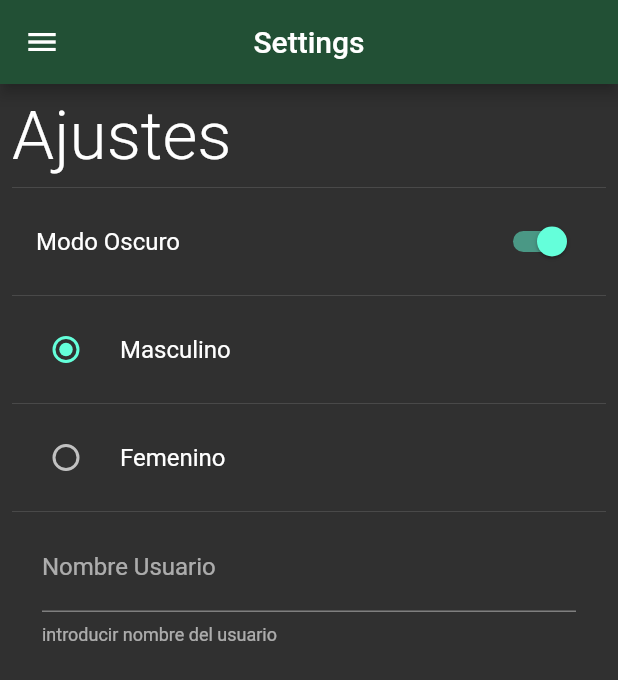
After one commit to microedet/apsfValenciaApp, a Flutter app: the SettingsScreen screen opened by its route, after a tap on "Modo Oscuro", on a phone screen of 412 x 824 dp. The commit adds this screen. Shown: the top 680 px of the screen. Run offline on Flutter 3.47's test engine with Material 2 defaults, Android fonts, the phone set to English and light mode, and no system bars; our stand-ins replace card_swiper, getwidget, shared_preferences; accounts and stored records are empty; network calls fail.

Commit message:
se guardan las preferencias en la app

```diff
--- a/lib/main.dart
+++ b/lib/main.dart
@@ -1,8 +1,17 @@
 import 'package:apfsvalencia/providers/articles_provider.dart';
+import 'package:apfsvalencia/providers/theme_provider.dart';
 import 'package:apfsvalencia/screens/screens.dart';
+import 'package:apfsvalencia/share_preferences/preferences.dart';
 import 'package:flutter/material.dart';
 import 'package:provider/provider.dart';
-void main() => runApp(AppState());
+import 'package:apfsvalencia/providers/providers.dart';
+
+void main() async {
+  //para inicializar valores globales
+  WidgetsFlutterBinding.ensureInitialized();
+  await Preferences.init();
+  runApp(AppState());
+}
 
 class AppState extends StatelessWidget {
   const AppState({Key? key}) : super(key: key);
@@ -11,12 +20,16 @@ class AppState extends StatelessWidget {
   Widget build(BuildContext context) {
     return MultiProvider(
       providers: [
-        ChangeNotifierProvider(create: (_) => ArticlesProvider(), lazy: false ),
-
+        ChangeNotifierProvider(
+          create: (_) => ArticlesProvider(),
+          lazy: false,
+        ),
+        ChangeNotifierProvider(
+            create: (_) =>
+                ThemeProvider(isModoOscuro: Preferences.isModoOscuro)),
       ],
       child: MyApp(),
     );
-
   }
 }
 
@@ -24,17 +37,18 @@ class MyApp extends StatelessWidget {
   @override
   Widget build(BuildContext context) {
     return MaterialApp(
-        debugShowCheckedModeBanner: false,
-        title: 'APFS VALENCIA',
-        initialRoute: 'home',
-        routes: {
-          'login': (_) => LoginScreen(),
-          'home': (_) => HomeScreen(),
-          'detailblog': (_) => DetailBlogScreen(),
-        },
-        //cambiar colores
-        theme: ThemeData.light().copyWith(
-          scaffoldBackgroundColor: Colors.grey[300],
-        ));
+      debugShowCheckedModeBanner: false,
+      title: 'APFS VALENCIA',
+      initialRoute: HomeScreen.routerName,
+      routes: {
+        LoginScreen.routerName: (_) => LoginScreen(),
+        HomeScreen.routerName: (_) => HomeScreen(),
+        DetailBlogScreen.routerName: (_) => DetailBlogScreen(),
+        ProfileScreen.routerName: (_) => ProfileScreen(),
+        SettingsScreen.routerName: (_) => SettingsScreen(),
+      },
+      //cambiar colores
+      theme: Provider.of<ThemeProvider>(context).currentTheme,
+    );
   }
 }
--- /dev/null
+++ b/lib/providers/providers.dart
@@ -0,0 +1,3 @@
+export 'package:apfsvalencia/models/articles_blog_response.dart';
+export 'package:apfsvalencia/providers/login_form_provider.dart';
+export 'package:apfsvalencia/providers/theme_provider.dart';
--- /dev/null
+++ b/lib/providers/theme_provider.dart
@@ -0,0 +1,19 @@
+import 'package:flutter/material.dart';
+
+class ThemeProvider extends ChangeNotifier {
+  ThemeData currentTheme;
+
+  ThemeProvider({
+    required bool isModoOscuro,
+  }) : currentTheme = isModoOscuro ? ThemeData.dark() : ThemeData.light();
+
+  setLightMode() {
+    currentTheme = ThemeData.light();
+    notifyListeners();
+  }
+
+  setDarkmode() {
+    currentTheme = ThemeData.dark();
+    notifyListeners();
+  }
+}
--- a/lib/screens/detail_blog_screen.dart
+++ b/lib/screens/detail_blog_screen.dart
@@ -2,6 +2,9 @@ import 'package:apfsvalencia/widgets/widgest.dart';
 import 'package:flutter/material.dart';
 
 class DetailBlogScreen extends StatelessWidget {
+  static String routerName = 'DetailBlog';
+
+
   const DetailBlogScreen({Key? key}) : super(key: key);
 
   @override
--- a/lib/screens/home_screen.dart
+++ b/lib/screens/home_screen.dart
@@ -2,6 +2,8 @@ import 'package:apfsvalencia/widgets/widgest.dart';
 import 'package:flutter/material.dart';
 
 class HomeScreen extends StatelessWidget {
+    static String routerName = 'Home';
+
   const HomeScreen({Key? key}) : super(key: key);
 
   @override
--- a/lib/screens/login_screen.dart
+++ b/lib/screens/login_screen.dart
@@ -6,6 +6,8 @@ import 'package:provider/provider.dart';
 import 'package:provider/single_child_widget.dart';
 
 class LoginScreen extends StatelessWidget {
+  static String routerName = 'Login';
+
   const LoginScreen({Key? key}) : super(key: key);
 
   @override
@@ -16,8 +18,7 @@ class LoginScreen extends StatelessWidget {
         backgroundColor: Color.fromRGBO(34, 80, 53, 1),
         title: const Text('APFS VALENCIA'),
       ),
-            drawer: const SideMenu(),
-
+      drawer: const SideMenu(),
       body: AuthBackground(
         child: SingleChildScrollView(
           child: Column(
--- a/lib/screens/screens.dart
+++ b/lib/screens/screens.dart
@@ -1,3 +1,5 @@
+export 'package:apfsvalencia/screens/profile_screen.dart';
+export 'package:apfsvalencia/screens/settings_screen.dart';
 export 'package:apfsvalencia/screens/home_screen.dart';
 export 'package:apfsvalencia/screens/login_screen.dart';
 export 'package:apfsvalencia/screens/detail_blog_screen.dart';
--- /dev/null
+++ b/lib/screens/settings_screen.dart
@@ -0,0 +1,91 @@
+import 'package:apfsvalencia/providers/theme_provider.dart';
+import 'package:flutter/material.dart';
+import 'package:provider/provider.dart';
+
+import '../share_preferences/preferences.dart';
+import '../widgets/widgest.dart';
+
+class SettingsScreen extends StatefulWidget {
+  static String routerName = 'Settings';
+
+  const SettingsScreen({Key? key}) : super(key: key);
+
+  @override
+  State<SettingsScreen> createState() => _SettingsScreenState();
+}
+
+class _SettingsScreenState extends State<SettingsScreen> {
+  //variables para guardar las preferencias
+  /* bool isModoOscuro = false;
+  int genero = 1;
+  String name = ' '; */
+
+  @override
+  Widget build(BuildContext context) {
+    return Scaffold(
+      appBar: AppBar(
+        backgroundColor: Color.fromRGBO(34, 80, 53, 1),
+        centerTitle: true,
+        title: const Text('Settings'),
+      ),
+      drawer: const SideMenu(),
+      body: Padding(
+        padding: const EdgeInsets.all(8.0),
+        child: SingleChildScrollView(
+          child: Column(
+            crossAxisAlignment: CrossAxisAlignment.start,
+            children: [
+              const Text('Ajustes',
+                  style: TextStyle(fontSize: 45, fontWeight: FontWeight.w300)),
+              const Divider(),
+              SwitchListTile.adaptive(
+                  value: Preferences.isModoOscuro,
+                  title: const Text('Modo Oscuro'),
+                  onChanged: (value) {
+                    Preferences.isModoOscuro = value;
+                    final themeProvider =
+                        Provider.of<ThemeProvider>(context, listen: false);
+                    value
+                        ? themeProvider.setDarkmode()
+                        : themeProvider.setLightMode();
+                    setState(() {});
+                  }),
+              const Divider(),
+              RadioListTile<dynamic>(
+                  value: 1,
+                  groupValue: Preferences.genero,
+                  title: const Text('Masculino'),
+                  onChanged: (value) {
+                    Preferences.genero = value ?? 1;
+                    setState(() {});
+                  }),
+              const Divider(),
+              RadioListTile<dynamic>(
+                  value: 2,
+                  groupValue: Preferences.genero,
+                  title: const Text('Femenino'),
+                  onChanged: (value) {
+                    Preferences.genero = value ?? 1;
+                    setState(() {});
+                  }),
+              const Divider(),
+              Padding(
+                padding: const EdgeInsets.symmetric(horizontal: 20.0),
+                child: TextFormField(
+                  initialValue: Preferences.name,
+                  onChanged: (value) {
+                    Preferences.name = value;
+                    setState(() {});
+                  },
+                  decoration: const InputDecoration(
+                      labelText: 'Nombre Usuario',
+                      helperText: 'introducir nombre del usuario'),
+                ),
+              )
+            ],
+          ),
+        ),
+      ),
+    );
+  }
+}
--- /dev/null
+++ b/lib/share_preferences/preferences.dart
@@ -0,0 +1,39 @@
+import 'package:shared_preferences/shared_preferences.dart';
+
+class Preferences {
+  static late SharedPreferences _prefs;
+  static String _name = '';
+  static bool _isModoOscuro = false;
+  static int _genero = 1;
+
+  static Future init() async {
+    _prefs = await SharedPreferences.getInstance();
+  }
+
+  static String get name {
+    return _prefs.getString('name') ?? _name;
+  }
+
+  static set name(String name) {
+    _name = name;
+    _prefs.setString('name', name);
+  }
+
+  static bool get isModoOscuro {
+    return _prefs.getBool('isModoOscuro') ?? _isModoOscuro;
+  }
+
+  static set isModoOscuro(bool value) {
+    _isModoOscuro = isModoOscuro;
+    _prefs.setBool('isModoOscuro', value);
+  }
+
+  static int get genero {
+    return _prefs.getInt('genero') ?? _genero;
+  }
+
+  static set genero(int value) {
+    _genero = value;
+    _prefs.setInt('genero', value);
+  }
+}
--- a/lib/widgets/card_blog.dart
+++ b/lib/widgets/card_blog.dart
@@ -1,3 +1,4 @@
+import 'package:apfsvalencia/screens/detail_blog_screen.dart';
 import 'package:card_swiper/card_swiper.dart';
 import 'package:flutter/material.dart';
 import 'package:getwidget/getwidget.dart';
@@ -18,7 +19,7 @@ class CardBlog extends StatelessWidget {
         itemHeight: size.height * 0.4,
         itemBuilder: (_, int index) {
           return GestureDetector(
-            onTap: () => Navigator.pushNamed(context, 'detailblog' , arguments: 'detail-article'),
+             onTap: () => Navigator.pushNamed(context, DetailBlogScreen.routerName),
             child: ClipRRect(
               borderRadius: BorderRadius.circular(20),
               child: FadeInImage(
--- a/lib/widgets/side_menu.dart
+++ b/lib/widgets/side_menu.dart
@@ -11,24 +11,35 @@ class SideMenu extends StatelessWidget {
         children: [
           const _DrawerHeader(),
           ListTile(
-            leading: const Icon(Icons.pages_outlined),
+            leading: const Icon(Icons.home_max_sharp),
             title: const Text('Inicio'),
             onTap: () {
-              Navigator.pushReplacementNamed(context, 'home');
+              Navigator.pushReplacementNamed(context, HomeScreen.routerName);
             },
           ),
           ListTile(
             leading: const Icon(Icons.login_outlined),
             title: const Text('Login'),
             onTap: () {
-              //Navigator.pop(context);
-              Navigator.pushReplacementNamed(context, 'login');
+              Navigator.pop(context);
+              Navigator.pushReplacementNamed(context, LoginScreen.routerName);
             },
           ),
           ListTile(
-            leading: const Icon(Icons.pages_outlined),
+            leading: const Icon(Icons.person_add_alt_rounded),
+            title: const Text('Profile'),
+            onTap: () {
+              Navigator.pop(context);
+              Navigator.pushReplacementNamed(context, ProfileScreen.routerName);
+            },
+          ),
+          ListTile(
+            leading: const Icon(Icons.settings_accessibility_rounded),
             title: const Text('Settings'),
-            onTap: () {},
+            onTap: () {
+              Navigator.pop(context);
+              Navigator.pushReplacementNamed(context, SettingsScreen.routerName);
+            },
           ),
         ],
       ),
--- a/pubspec.yaml
+++ b/pubspec.yaml
@@ -34,6 +34,8 @@ dependencies:
   http: ^0.13.4
   card_swiper : ^2.0.1
   getwidget: ^2.0.5
+  shared_preferences: ^2.0.15
+
 
 
 dev_dependencies:
```
Also changed, not shown: lib/screens/profile_screen.dart (added, +33 -0 lines), pubspec.lock.
